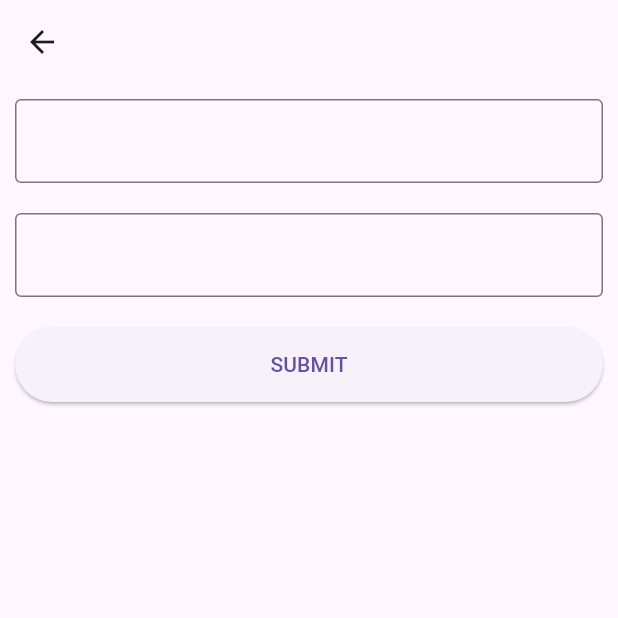
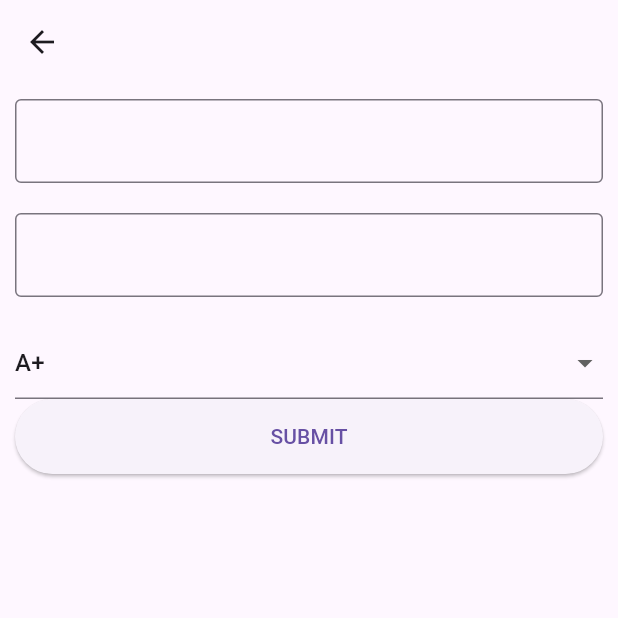
Before and after one commit to adnan-vk/firebase_01, a Flutter app: the screen it shows after launch, after a tap on the "add" icon, on a phone screen of 412 x 824 dp, the top half of it. Run offline on Flutter 3.47's test engine with Material 3 defaults, Android fonts, the phone set to English and light mode, and no system bars; our stand-ins replace cloud_firestore, firebase_core, firebase_storage; accounts and stored records are empty.

Commit message:
item added

```diff
--- /dev/null
+++ b/lib/controller/add_edit_provider.dart
@@ -0,0 +1,14 @@
+import 'package:flutter/material.dart';
+import 'package:practice/model/model.dart';
+import 'package:practice/service/service.dart';
+
+class AddEditProvider extends ChangeNotifier{
+  DbService dbService = DbService();
+  List listItems = ["A+", "A-", "B+", "B-", "O+", "O-", "AB+", "AB-"];
+  var selectedgroup = "A+";
+
+  Future AddDonor(BloodModel data)async{
+    await dbService.donor.add(data);
+    notifyListeners();
+  }
+}
--- /dev/null
+++ b/lib/controller/home_provider.dart
@@ -0,0 +1,11 @@
+import 'package:flutter/foundation.dart';
+import 'package:cloud_firestore/cloud_firestore.dart';
+import 'package:practice/model/model.dart';
+import 'package:practice/service/service.dart';
+
+class HomeProvider extends ChangeNotifier {
+  DbService dbService = DbService();
+  Stream<QuerySnapshot<BloodModel>> getdatas() {
+    return dbService.donor.snapshots();
+  }
+}
--- a/lib/main.dart
+++ b/lib/main.dart
@@ -1,7 +1,17 @@
 import 'package:flutter/material.dart';
-import 'package:practice/view/home.dart';
+import 'package:practice/controller/add_edit_provider.dart';
+import 'package:practice/controller/home_provider.dart';
+import 'package:practice/service/firebase_options.dart';
+import 'package:practice/view/home_page/home.dart';
+import 'package:firebase_core/firebase_core.dart';
+import 'package:provider/provider.dart';
 
-void main(List<String> args) {
+void main(List<String> args) async {
+  WidgetsFlutterBinding.ensureInitialized();
+  await Firebase.initializeApp(
+    options: DefaultFirebaseOptions.currentPlatform,
+  );
+
   runApp(const MyApp());
 }
 
@@ -10,9 +20,19 @@ class MyApp extends StatelessWidget {
 
   @override
   Widget build(BuildContext context) {
-    return const MaterialApp(
-      debugShowCheckedModeBanner: false,
-      home: HomeScreen(),
+    return MultiProvider(
+      providers: [
+        ChangeNotifierProvider(
+          create: (context) => HomeProvider(),
+        ),
+        ChangeNotifierProvider(
+          create: (context) => AddEditProvider(),
+        ),
+      ],
+      child: const MaterialApp(
+        debugShowCheckedModeBanner: false,
+        home: HomeScreen(),
+      ),
     );
   }
 }
--- /dev/null
+++ b/lib/model/model.dart
@@ -0,0 +1,16 @@
+class BloodModel {
+  String? name;
+  int? phone;
+  String? group;
+
+  BloodModel({this.name, this.phone, this.group});
+
+  factory BloodModel.fromJsoon(Map<String, dynamic> json) {
+    return BloodModel(
+        group: json['group'], name: json['name'], phone: json['phone']);
+  }
+
+  Map<String, dynamic> tojson() {
+    return {"name": name, "phone": phone, "group": group};
+  }
+}
--- /dev/null
+++ b/lib/service/service.dart
@@ -0,0 +1,15 @@
+import 'package:cloud_firestore/cloud_firestore.dart';
+import 'package:firebase_storage/firebase_storage.dart';
+import 'package:practice/model/model.dart';
+
+class DbService {
+  String crud = "donor";
+  final FirebaseFirestore firestore = FirebaseFirestore.instance;
+  late final CollectionReference<BloodModel> donor;
+
+   DbService() {
+    donor = firestore.collection(crud).withConverter<BloodModel>(
+        fromFirestore: (snapshot, _) => BloodModel.fromJsoon(snapshot.data()!),
+        toFirestore: (data, _) => data.tojson());
+  }
+}
--- /dev/null
+++ b/lib/view/add_page/add_page.dart
@@ -0,0 +1,87 @@
+// ignore_for_file: must_be_immutable
+
+import 'package:flutter/material.dart';
+import 'package:practice/controller/add_edit_provider.dart';
+import 'package:practice/model/model.dart';
+import 'package:provider/provider.dart';
+
+class AddPage extends StatelessWidget {
+  AddPage({super.key});
+
+  TextEditingController namecontroller = TextEditingController();
+  TextEditingController phonecontroller = TextEditingController();
+
+  @override
+  Widget build(BuildContext context) {
+    return Scaffold(
+      appBar: AppBar(),
+      body: Container(
+        padding: const EdgeInsets.all(10),
+        child: Column(
+          children: [
+            TextFormField(
+              controller: namecontroller,
+              decoration: const InputDecoration(border: OutlineInputBorder()),
+            ),
+            const SizedBox(
+              height: 20,
+            ),
+            TextFormField(
+              controller: phonecontroller,
+              decoration: const InputDecoration(border: OutlineInputBorder()),
+            ),
+            const SizedBox(
+              height: 20,
+            ),
+            DropdownButtonFormField(
+              value: Provider.of<AddEditProvider>(context).selectedgroup,
+              items:
+                  Provider.of<AddEditProvider>(context).listItems.map((item) {
+                return DropdownMenuItem(
+                  value: item,
+                  child: Text(item),
+                );
+              }).toList(),
+              onChanged: (value) {
+                Provider.of<AddEditProvider>(context, listen: false)
+                    .selectedgroup = value.toString();
+              },
+            ),
+            ElevatedButton(
+              onPressed: () {
+                addData(context);
+                Navigator.pop(context);
+              },
+              style: const ButtonStyle(
+                  minimumSize:
+                      MaterialStatePropertyAll(Size(double.infinity, 50))),
+              child: const Text("SUBMIT"),
+            ),
+          ],
+        ),
+      ),
+    );
+  }
+
+  addData(context) {
+    final pro = Provider.of<AddEditProvider>(context, listen: false);
+
+    final name = namecontroller.text;
+    final phoneText =
+        phonecontroller.text.trim(); // Remove leading and trailing whitespaces
+    final phone = int.tryParse(phoneText);
+
+    if (phone == null) {
+      print("Invalid phone number input: $phoneText");
+      // You may want to show an error message to the user.
+      return;
+    }
+
+    print("Name: $name");
+    print("Phone: $phone");
+    print(pro.selectedgroup);
+
+    final data = BloodModel(name: name, phone: phone, group: pro.selectedgroup);
+    pro.AddDonor(data);
+  }
+}
--- a/lib/view/add_page.dart
+++ b/lib/view/edit_page/edit.dart
@@ -1,7 +1,7 @@
 import 'package:flutter/material.dart';
 
-class AddPage extends StatelessWidget {
-  const AddPage({super.key});
+class EditPage extends StatelessWidget {
+  const EditPage({super.key});
 
   @override
   Widget build(BuildContext context) {
@@ -28,7 +28,7 @@ class AddPage extends StatelessWidget {
               style: const ButtonStyle(
                   minimumSize:
                       MaterialStatePropertyAll(Size(double.infinity, 50))),
-              child: const Text("SUBMIT"),
+              child: const Text("UPDATE"),
             ),
           ],
         ),
--- a/lib/view/home.dart
+++ /dev/null
@@ -1,34 +0,0 @@
-import 'package:flutter/material.dart';
-import 'package:practice/view/add_page.dart';
-
-class HomeScreen extends StatefulWidget {
-  const HomeScreen({super.key});
-
-  @override
-  State<HomeScreen> createState() => _HomeScreenState();
-}
-
-class _HomeScreenState extends State<HomeScreen> {
-  @override
-  Widget build(BuildContext context) {
-    return Scaffold(
-      appBar: AppBar(),
-      body: Container(
-        padding: const EdgeInsets.all(10),
-        child: const Column(
-          children: [Text("data")],
-        ),
-      ),
-      floatingActionButton: FloatingActionButton(
-        onPressed: () {
-          Navigator.push(
-              context,
-              MaterialPageRoute(
-                builder: (context) => const AddPage(),
-              ));
-        },
-        child: const Icon(Icons.add),
-      ),
-    );
-  }
-}
--- /dev/null
+++ b/lib/view/home_page/home.dart
@@ -0,0 +1,102 @@
+// ignore_for_file: sort_child_properties_last
+
+import 'package:flutter/material.dart';
+import 'package:cloud_firestore/cloud_firestore.dart';
+import 'package:practice/controller/home_provider.dart';
+import 'package:practice/model/model.dart';
+import 'package:practice/view/add_page/add_page.dart';
+import 'package:practice/view/edit_page/edit.dart';
+import 'package:provider/provider.dart';
+
+class HomeScreen extends StatefulWidget {
+  const HomeScreen({Key? key}) : super(key: key);
+
+  @override
+  State<HomeScreen> createState() => _HomeScreenState();
+}
+
+class _HomeScreenState extends State<HomeScreen> {
+  @override
+  Widget build(BuildContext context) {
+    return Scaffold(
+      appBar: AppBar(),
+      body: Consumer<HomeProvider>(
+        builder: (context, value, child) => StreamBuilder(
+          stream: value.getdatas(),
+          builder: (context, snapshot) {
+            if (snapshot.connectionState == ConnectionState.waiting) {
+              return const Center(
+                child: CircularProgressIndicator(),
+              );
+            }
+            if (snapshot.hasError) {
+              return Center(
+                child: Text("error : ${snapshot.error}"),
+              );
+            }
+            List<QueryDocumentSnapshot<BloodModel>> donordetail =
+                snapshot.data?.docs ?? [];
+            return ListView.builder(
+              itemCount: donordetail.length,
+              itemBuilder: (context, index) {
+                BloodModel donor = donordetail[index].data();
+                final id = donordetail[index].id;
+                return Card(
+                  child: Row(
+                    children: [
+                      CircleAvatar(
+                        child: Text(
+                          donor.group ?? 'na',
+                          style: const TextStyle(fontSize: 30),
+                        ),
+                        radius: 40,
+                      ),
+                      const SizedBox(
+                        width: 20,
+                      ),
+                      Column(
+                        children: [
+                          Text(donor.name!),
+                          Text(donor.phone.toString()),
+                        ],
+                      ),
+                      Align(
+                        child: Row(
+                          children: [
+                            IconButton(
+                                onPressed: () {
+                                  Navigator.push(
+                                      context,
+                                      MaterialPageRoute(
+                                        builder: (context) => const EditPage(),
+                                      ));
+                                },
+                                icon: const Icon(Icons.edit)),
+                            IconButton(
+                                onPressed: () {},
+                                icon: const Icon(Icons.delete)),
+                          ],
+                        ),
+                      )
+                    ],
+                  ),
+                );
+              },
+            );
+          },
+        ),
+      ),
+      floatingActionButton: FloatingActionButton(
+        onPressed: () {
+          Navigator.push(
+            context,
+            MaterialPageRoute(
+              builder: (context) => AddPage(),
+            ),
+          );
+        },
+        child: const Icon(Icons.add),
+      ),
+    );
+  }
+}
```
Also changed, not shown: pubspec.yaml (+7 -12 lines), lib/service/firebase_options.dart (added), pubspec.lock, 9 other files.
